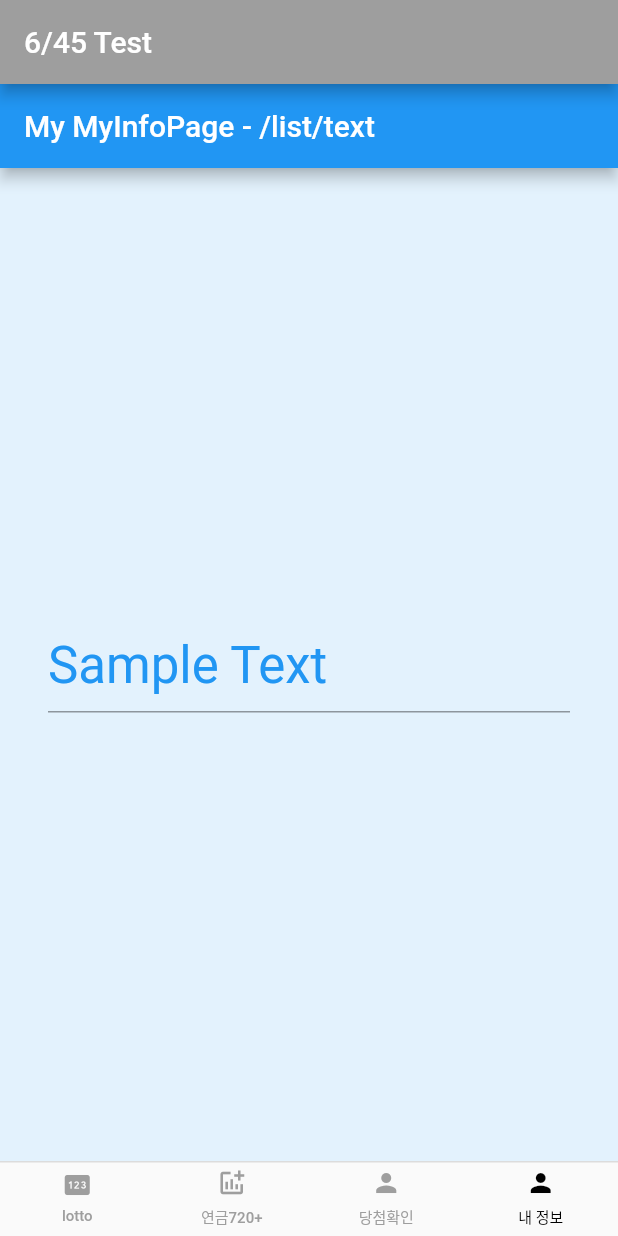
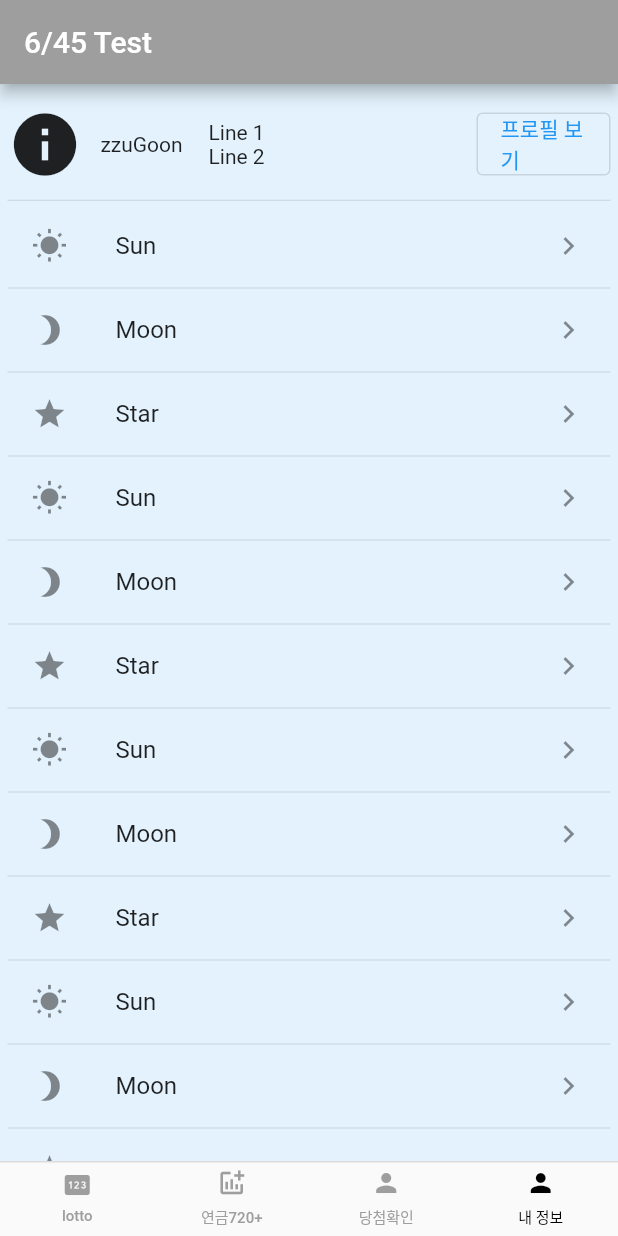
Before and after one commit to zzugoon/Lt645App, a Flutter app: the screen it shows after launch, item 4 of the bottom bar chosen, on a phone screen of 412 x 824 dp. Run offline on Flutter 3.47's test engine with Material 2 defaults, Android fonts, the light colour scheme and no system bars; our stand-ins replace numberpicker; missing offline and left inert: flutter_inappwebview; Roboto replaces fonts that are missing (mobilePOP); project files that could hold a hidden picture were left out.

Commit message:
add myInfoPage

```diff
--- a/lib/info/ListPage.dart
+++ b/lib/info/ListPage.dart
@@ -10,7 +10,7 @@ class ListPage extends StatelessWidget {
 
   @override
   Widget build(BuildContext context) {
-    const int itemCount = 50;
+    const int itemCount = 20;
     final ButtonStyle buttonStyle = OutlinedButton.styleFrom(
       foregroundColor: destination.color,
       fixedSize: const Size.fromHeight(128),
--- a/lib/main.dart
+++ b/lib/main.dart
@@ -28,7 +28,7 @@ class _Lt645App extends State<Lt645App> with TickerProviderStateMixin<Lt645App>
   static List<Widget> pages = <Widget>[
     RootPage(),
     ListPage(destination: allDestinations[1]),
-    ResultPage(),
+    ResultPage(url:'https://dhlottery.co.kr/common.do?method=main'),
     MyInfoPage(destination: allDestinations[3]),
   ];
 
--- a/lib/my/MyInfoPage.dart
+++ b/lib/my/MyInfoPage.dart
@@ -30,30 +30,123 @@ class _MyInfoPageState extends State<MyInfoPage> {
   @override
   Widget build(BuildContext context) {
     final ThemeData theme = Theme.of(context);
+
+    const int itemCount = 20;
+    final ButtonStyle buttonStyle = OutlinedButton.styleFrom(
+      foregroundColor: Colors.purple,
+      fixedSize: const Size.fromHeight(128),
+      textStyle: Theme.of(context).textTheme.headlineSmall,
+    );
+
     return Scaffold(
-      appBar: AppBar(
-        title: Text('${widget.destination.title} MyInfoPage - /list/text'),
-        backgroundColor: widget.destination.color,
-      ),
       backgroundColor: widget.destination.color[50],
-      body: Container(
-        padding: const EdgeInsets.all(32.0),
-        alignment: Alignment.center,
-        child: TextField(
-          controller: textController,
-          style: theme.primaryTextTheme.headlineMedium?.copyWith(
-            color: widget.destination.color,
-          ),
-          decoration: InputDecoration(
-            focusedBorder: UnderlineInputBorder(
-              borderSide: BorderSide(
-                color: widget.destination.color,
-                width: 3.0,
+      body: SingleChildScrollView(
+        child: Container(
+          padding: const EdgeInsets.only(left: 5.0, right: 5.0, top: 5.0, bottom: 0.0),
+          alignment: Alignment.center,
+          child: Column(
+            mainAxisAlignment: MainAxisAlignment.start,
+            children: [
+              Row(
+                mainAxisAlignment: MainAxisAlignment.spaceBetween,
+                children: [
+                  Flexible(
+                    fit: FlexFit.tight,
+                    flex: 1,
+                    child: Container(
+                      margin: EdgeInsets.only(left: 0.0, right: 10.0, top: 10.0, bottom: 10.0),
+                      child: Icon(Icons.info, size: 50,),
+                    ),
+                  ),
+                  Flexible(
+                      fit: FlexFit.tight,
+                      flex: 2,
+                      child: Text("zzuGoon", textAlign: TextAlign.center,)
+                  ),
+                  Flexible(
+                      fit: FlexFit.tight,
+                      flex: 4,
+                      child: Column(
+                        crossAxisAlignment: CrossAxisAlignment.start,
+                        children: [
+                          Text('Line 1'),
+                          Text('Line 2'),
+                        ],
+                      )
+                  ),
+                  Flexible(
+                    fit: FlexFit.tight,
+                    flex: 2,
+                    child: OutlinedButton(
+                      onPressed: () {
+
+                        setState(() {
+
+                        });
+                      },
+                      child: Text("프로필 보기"),
+                    ),
+                  )
+                ],
               ),
-            ),
+              Container(
+
+              ),
+              Divider(
+                height: 5,
+              ),
+              ListView(
+                physics: NeverScrollableScrollPhysics(),
+                shrinkWrap: true,
+                children: ListTile.divideTiles(
+                  context: context,
+                  tiles: [
+                    for(var i=0; i<10; i++) ... [
+                      ListTile(
+                        leading: Icon(Icons.wb_sunny),
+                        title: Text('Sun'),
+                        trailing: Icon(Icons.keyboard_arrow_right),
+                      ),
+                      ListTile(
+                        leading: Icon(Icons.brightness_3),
+                        title: Text('Moon'),
+                        trailing: Icon(Icons.keyboard_arrow_right),
+                      ),
+                      ListTile(
+                        leading: Icon(Icons.star),
+                        title: Text('Star'),
+                        trailing: Icon(Icons.keyboard_arrow_right),
+                      ),
+                    ]
+                  ],
+                ).toList(),
+              ),
+              // Expanded(
+              //   child: ListView.builder(
+              //     itemCount: itemCount,
+              //     itemBuilder: (BuildContext context, int index) {
+              //       return Padding(
+              //         padding: const EdgeInsets.symmetric(vertical: 4, horizontal: 8),
+              //         child: OutlinedButton(
+              //           style: buttonStyle.copyWith(
+              //             backgroundColor: MaterialStatePropertyAll<Color>(Color.lerp(
+              //                 Colors.purple[100],
+              //                 Colors.white,
+              //                 index / itemCount)!),
+              //           ),
+              //           onPressed: () {
+              //             Navigator.pushNamed(context, '/text');
+              //           },
+              //           child: Text('Push /text [$index]'),
+              //         ),
+              //       );
+              //     },
+              //   ),
+              // ),
+            ],
           ),
         ),
-      ),
+      )
     );
   }
 }
--- a/lib/result/ResultPage.dart
+++ b/lib/result/ResultPage.dart
@@ -1,16 +1,15 @@
-import 'dart:async';
-import 'dart:io';
-import 'dart:html';
 
 import 'package:flutter/cupertino.dart';
 import 'package:flutter/material.dart';
-import 'package:webview_flutter/webview_flutter.dart';
+import 'package:flutter_inappwebview/flutter_inappwebview.dart';
 
 import '../destination/destination.dart';
 
 class ResultPage extends StatefulWidget {
 
-  const ResultPage({Key? key}) : super(key: key);
+  const ResultPage({Key? key, required this.url}) : super(key: key);
+
+  final String url;
 
   @override
   State<ResultPage> createState() => _ResultPage();
@@ -18,8 +17,7 @@ class ResultPage extends StatefulWidget {
 
 class _ResultPage extends State<ResultPage> {
 
-  final Completer<WebViewController> _controller = Completer<WebViewController>();
-  // final Destination destination;
+  InAppWebViewController? _webViewController;
 
   @override
   void initState() {
@@ -39,14 +37,18 @@ class _ResultPage extends State<ResultPage> {
       textStyle: Theme.of(context).textTheme.headlineSmall,
     );
     return Scaffold(
-      // backgroundColor: destination.color[50],
-      // body: WebView(
-      //   initialUrl: 'https://www.google.co.kr/',
-      //   javascriptMode: JavascriptMode.unrestricted,
-      //   onWebViewCreated: (WebViewController webViewController) {
-      //     _controller.complete(webViewController);
-      //   },
-      // )
+      body: InAppWebView(
+        initialUrlRequest: URLRequest(url: Uri.parse(widget.url)),
+        initialOptions: InAppWebViewGroupOptions(
+          // crossPlatform: InAppWebViewOptions(
+          // ),
+        ),
+        onWebViewCreated: (InAppWebViewController controller) {
+          _webViewController = controller;
+        },
+        onLoadStart: (InAppWebViewController controller, Uri? url) {},
+        onLoadStop: (InAppWebViewController controller, Uri? url) {},
+      ),
     );
   }
 }
--- a/pubspec.yaml
+++ b/pubspec.yaml
@@ -33,7 +33,7 @@ dependencies:
   intl: ^0.18.0
   numberpicker: ^2.1.1
   customtogglebuttons: ^0.0.5
-  webview_flutter: ^0.3.19+9
+  flutter_inappwebview: ^5.3.2
 
 
   # The following adds the Cupertino Icons font to your application.
```
Also changed, not shown: pubspec.lock, 1 other file.
